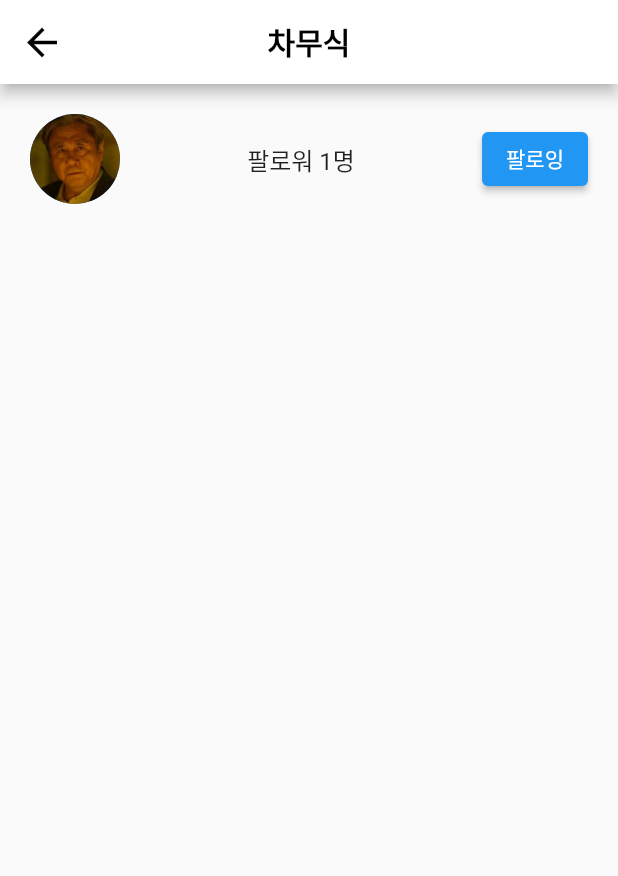
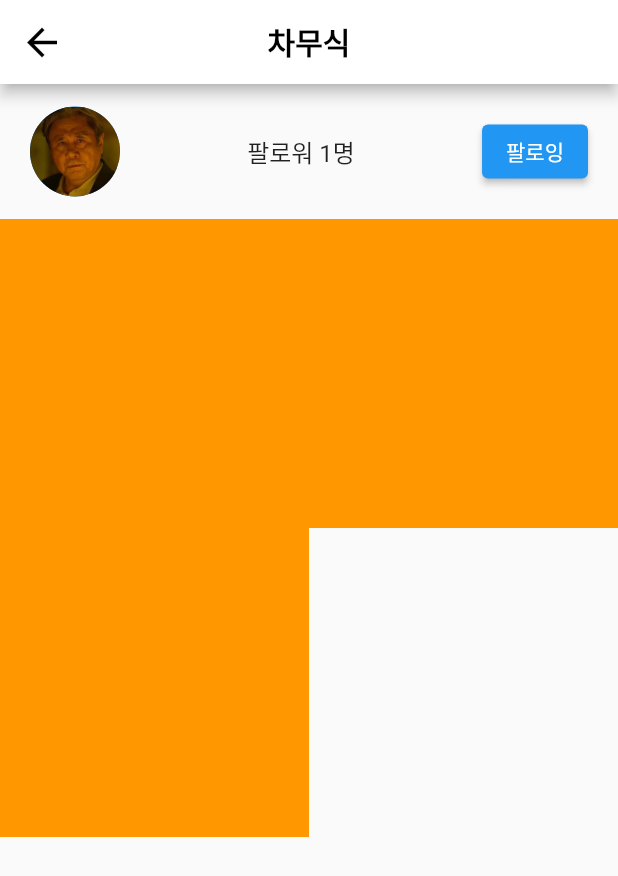
Before and after one commit to yeo-hyeonseok/Clone_Instagram, a Flutter app: the Profile screen opened directly, after a tap on "팔로우", on a phone screen of 412 x 824 dp. Shown: the top 876 px of the screen. Run offline on Flutter 3.47's test engine with Material 2 defaults, Android fonts, the phone set to English and light mode, and no system bars; our stand-ins replace fluttertoast, image_picker, shared_preferences; accounts and stored records are empty; network calls fail.

Commit message:
GridView, CustomScrollView 사용해보기

```diff
--- /dev/null
+++ b/lib/components/ProfileHeader.dart
@@ -0,0 +1,29 @@
+import 'package:flutter/material.dart';
+import 'package:provider/provider.dart';
+import '../store/store.dart' as store;
+
+class ProfileHeader extends StatelessWidget {
+  ProfileHeader({Key? key}) : super(key: key);
+
+  @override
+  Widget build(BuildContext context) {
+    return Row(
+      mainAxisAlignment: MainAxisAlignment.spaceBetween,
+      children: [
+        SizedBox(
+          width: 60, height: 60,
+          child: CircleAvatar(
+            backgroundImage: AssetImage('assets/images/profile.jpg'),
+          ),
+        ),
+        Text('팔로워 ${context.watch<store.Store1>().follower}명', style: TextStyle(
+            fontSize: 16
+        ),),
+        ElevatedButton(onPressed: (){
+          context.read<store.Store1>().setIsFollowing();
+          context.read<store.Store1>().setFollower();
+        }, child: Text(context.watch<store.Store1>().isFollowing ? '팔로잉' : '팔로우'))
+      ],
+    );
+  }
+}
--- a/lib/pages/Profile.dart
+++ b/lib/pages/Profile.dart
@@ -1,6 +1,7 @@
 import 'package:flutter/material.dart';
 import 'package:provider/provider.dart';
 import '../store/store.dart' as store;
+import '../components/ProfileHeader.dart';
 
 class Profile extends StatefulWidget {
   Profile({Key? key}) : super(key: key);
@@ -35,31 +36,30 @@ class _ProfileState extends State<Profile> {
         title: Text(context.watch<store.Store2>().name),
         centerTitle: true,
       ),
-      body: Container(
-        padding: EdgeInsets.fromLTRB(20, 20, 20, 0),
-        child: Column(
-          children: [
-            Row(
-              mainAxisAlignment: MainAxisAlignment.spaceBetween,
-              children: [
-                SizedBox(
-                  width: 60, height: 60,
-                  child: CircleAvatar(
-                    backgroundImage: AssetImage('assets/images/profile.jpg'),
-                  ),
-                ),
-                Text('팔로워 ${context.watch<store.Store1>().follower}명', style: TextStyle(
-                  fontSize: 16
-                ),),
-                ElevatedButton(onPressed: (){
-                  context.read<store.Store1>().setIsFollowing();
-                  context.read<store.Store1>().setFollower();
-                }, child: Text(context.watch<store.Store1>().isFollowing ? '팔로잉' : '팔로우'))
-              ],
+      // 스크롤 바가 필요하다면 CustomScrollView
+      body: CustomScrollView(
+          slivers: [
+            SliverToBoxAdapter(
+              child: Container(
+                padding: EdgeInsets.fromLTRB(20, 15, 20, 15),
+                child: ProfileHeader(),
+              ),
+            ),
+            SliverGrid(
+              delegate: SliverChildBuilderDelegate(
+                  (context, index) {
+                    return Container(
+                      color: Colors.orange,
+                    );
+                  },
+                childCount: 3
+              ),
+              gridDelegate: SliverGridDelegateWithFixedCrossAxisCount(crossAxisCount: 2),
             )
+            // 그리드를 만들고 싶다면 GridView
+            // 몇개의 그리드를 띄워야 할지 모르겠다면 GridView.builder
           ],
         ),
-      ),
     );
   }
 }
```
